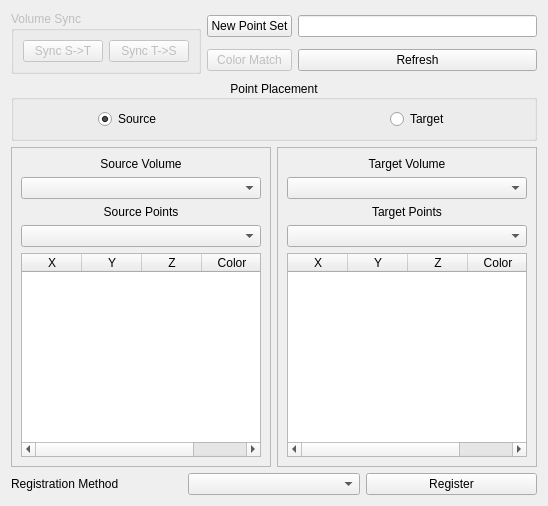
Before: the Qt Designer form rtUI/landmarkRegistration.ui in pengwg/vurtigo, drawn with Qt 5.
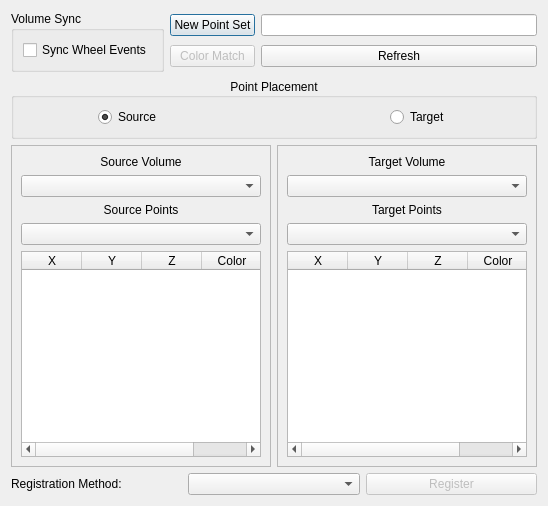
After: the same form once the commit is applied.

Commit message: Added object synchronization in landmarkRegistration dialog

```diff
--- a/rtUI/landmarkRegistration.ui
+++ b/rtUI/landmarkRegistration.ui
@@ -13,27 +13,26 @@
   <property name="windowTitle">
    <string>Landmark Registration</string>
   </property>
-  <layout class="QGridLayout" name="gridLayout_4">
-   <item row="0" column="0" rowspan="2">
+  <layout class="QGridLayout" name="gridLayout_5">
+   <item row="0" column="0">
     <widget class="QGroupBox" name="groupBox_2">
      <property name="enabled">
-      <bool>false</bool>
+      <bool>true</bool>
+     </property>
+     <property name="toolTip">
+      <string>Sync source and target volumes so interactions apply to both</string>
      </property>
      <property name="title">
       <string>Volume Sync</string>
      </property>
      <layout class="QHBoxLayout" name="horizontalLayout_3">
       <item>
-       <widget class="QPushButton" name="syncSTButton">
-        <property name="text">
-         <string>Sync S-&gt;T</string>
+       <widget class="QCheckBox" name="syncSTBox">
+        <property name="toolTip">
+         <string/>
         </property>
-       </widget>
-      </item>
-      <item>
-       <widget class="QPushButton" name="syncTSButton">
         <property name="text">
-         <string>Sync T-&gt;S</string>
+         <string>Sync Wheel Events</string>
         </property>
        </widget>
       </item>
@@ -41,6 +40,8 @@
     </widget>
    </item>
    <item row="0" column="1">
+    <layout class="QGridLayout" name="gridLayout_4">
+     <item row="0" column="0">
     <widget class="QPushButton" name="newPointsButton">
      <property name="toolTip">
       <string>Press to create a new 3D Point Buffer Object</string>
@@ -50,10 +51,10 @@
      </property>
     </widget>
    </item>
-   <item row="0" column="2">
+     <item row="0" column="1">
     <widget class="QLineEdit" name="newPointsName"/>
    </item>
-   <item row="1" column="1">
+     <item row="1" column="0">
     <widget class="QPushButton" name="colorMatchButton">
      <property name="enabled">
       <bool>false</bool>
@@ -63,7 +64,7 @@
      </property>
     </widget>
    </item>
-   <item row="1" column="2">
+     <item row="1" column="1">
     <widget class="QPushButton" name="refreshButton">
      <property name="toolTip">
       <string>Refresh the Volume and 3D Point lists</string>
@@ -73,7 +74,9 @@
      </property>
     </widget>
    </item>
-   <item row="2" column="0" colspan="3">
+    </layout>
+   </item>
+   <item row="1" column="0" colspan="2">
     <widget class="QGroupBox" name="groupBox">
      <property name="title">
       <string>Point Placement</string>
@@ -179,7 +182,7 @@
      </layout>
     </widget>
    </item>
-   <item row="3" column="0" colspan="3">
+   <item row="2" column="0" colspan="2">
     <layout class="QHBoxLayout" name="horizontalLayout_2">
      <item>
       <widget class="QFrame" name="sourceFrame">
@@ -346,12 +349,12 @@
      </item>
     </layout>
    </item>
-   <item row="4" column="0" colspan="3">
+   <item row="3" column="0" colspan="2">
     <layout class="QHBoxLayout" name="horizontalLayout_4">
      <item>
       <widget class="QLabel" name="label_5">
        <property name="text">
-        <string>Registration Method</string>
+        <string>Registration Method:</string>
        </property>
       </widget>
      </item>
@@ -360,6 +363,9 @@
      </item>
      <item>
       <widget class="QPushButton" name="registerButton">
+       <property name="enabled">
+        <bool>false</bool>
+       </property>
        <property name="toolTip">
         <string>Press to begin landmark Registration of Source to Target</string>
        </property>
```
Lines whose indentation alone changed are shown as unchanged. The commit also changes 7 other files.
